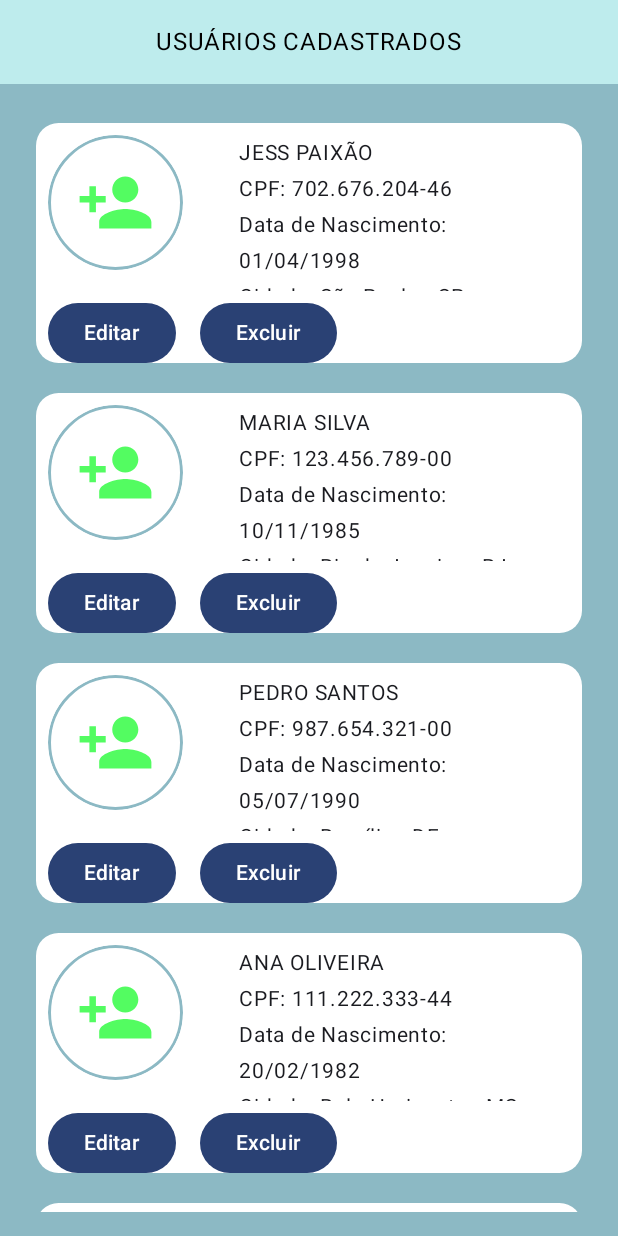
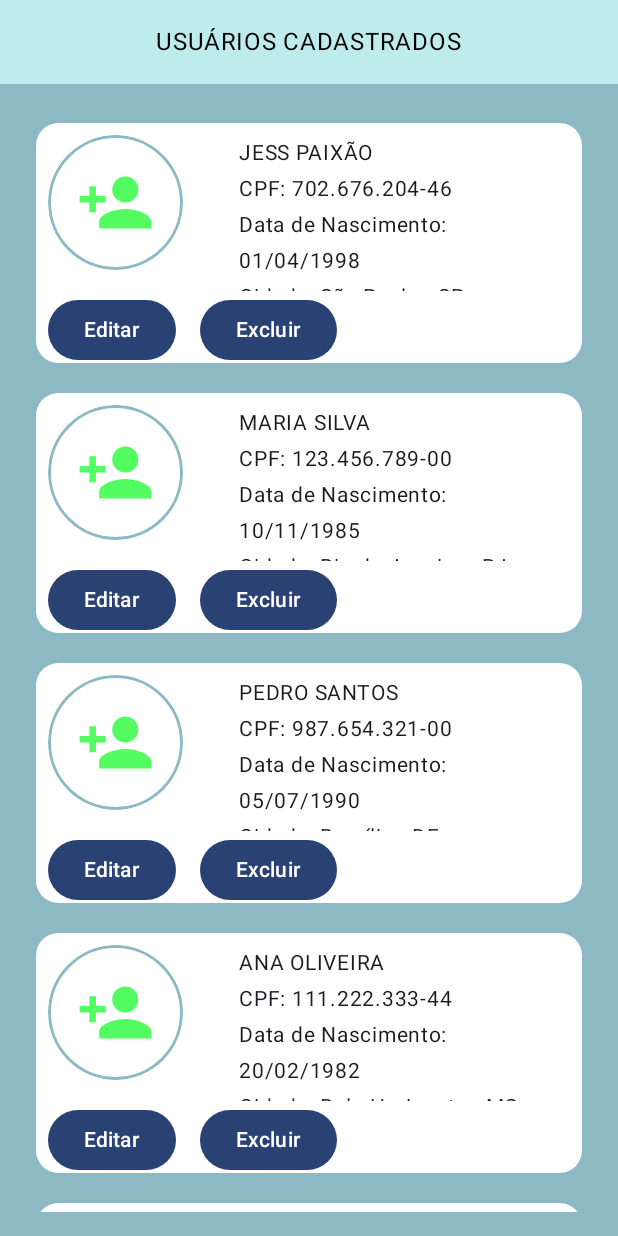
Before and after one commit to jessmelo/people-manager-android, an Android app built with Jetpack Compose: the UserListScreen screen opened through its navigation route, on a phone screen of 412 x 824 dp. Run offline under Robolectric (Android 15) with nearby library versions, the phone set to English and light mode, and no system bars; our stand-ins replace Room's generated code.

Commit message:
removing unused imports

```diff
--- a/app/src/main/java/com/hexagon/challenge/ui/HomeScreen.kt
+++ b/app/src/main/java/com/hexagon/challenge/ui/HomeScreen.kt
@@ -3,7 +3,6 @@ package com.hexagon.challenge.ui
 import android.annotation.SuppressLint
 import android.graphics.BitmapFactory
 import androidx.compose.foundation.Image
-import androidx.compose.foundation.background
 import androidx.compose.foundation.layout.Arrangement
 import androidx.compose.foundation.layout.Column
 import androidx.compose.foundation.layout.Row
--- a/app/src/main/java/com/hexagon/challenge/ui/views/components/AvatarImageField.kt
+++ b/app/src/main/java/com/hexagon/challenge/ui/views/components/AvatarImageField.kt
@@ -23,7 +23,6 @@ import androidx.compose.ui.graphics.painter.Painter
 import androidx.compose.ui.res.painterResource
 import androidx.compose.ui.unit.dp
 import com.hexagon.challenge.R
-import com.hexagon.challenge.ui.theme.BabyBlueDark
 import com.hexagon.challenge.utils.FormatData
 
 @Composable
--- a/app/src/main/java/com/hexagon/challenge/ui/views/components/DeleteDialog.kt
+++ b/app/src/main/java/com/hexagon/challenge/ui/views/components/DeleteDialog.kt
@@ -1,12 +1,9 @@
 package com.hexagon.challenge.ui.views.components
 
 import androidx.compose.material3.AlertDialog
-import androidx.compose.material3.ExperimentalMaterial3Api
-import androidx.compose.material3.Icon
 import androidx.compose.material3.Text
 import androidx.compose.material3.TextButton
 import androidx.compose.runtime.Composable
-import androidx.compose.ui.graphics.vector.ImageVector
 
 @Composable
 fun DeleteDialog(
--- a/app/src/main/java/com/hexagon/challenge/ui/views/userList/UserListScreen.kt
+++ b/app/src/main/java/com/hexagon/challenge/ui/views/userList/UserListScreen.kt
@@ -195,7 +195,10 @@ fun UserListScreen(
                                             }
                                         }
                                         Row(
-                                            modifier = Modifier.padding(8.dp).requiredHeight(intrinsicSize = IntrinsicSize.Max),
+                                            modifier = Modifier
+                                                .padding(8.dp)
+                                                .requiredHeight(intrinsicSize = IntrinsicSize.Max)
+                                                .padding(bottom = 4.dp),
                                             horizontalArrangement = Arrangement.SpaceBetween,
                                             verticalAlignment = Alignment.Bottom,
                                         ) {
```
Also changed, not shown: app/src/main/java/com/hexagon/challenge/ui/views/editUser/EditUserScreen.kt (+0 -7 lines).
